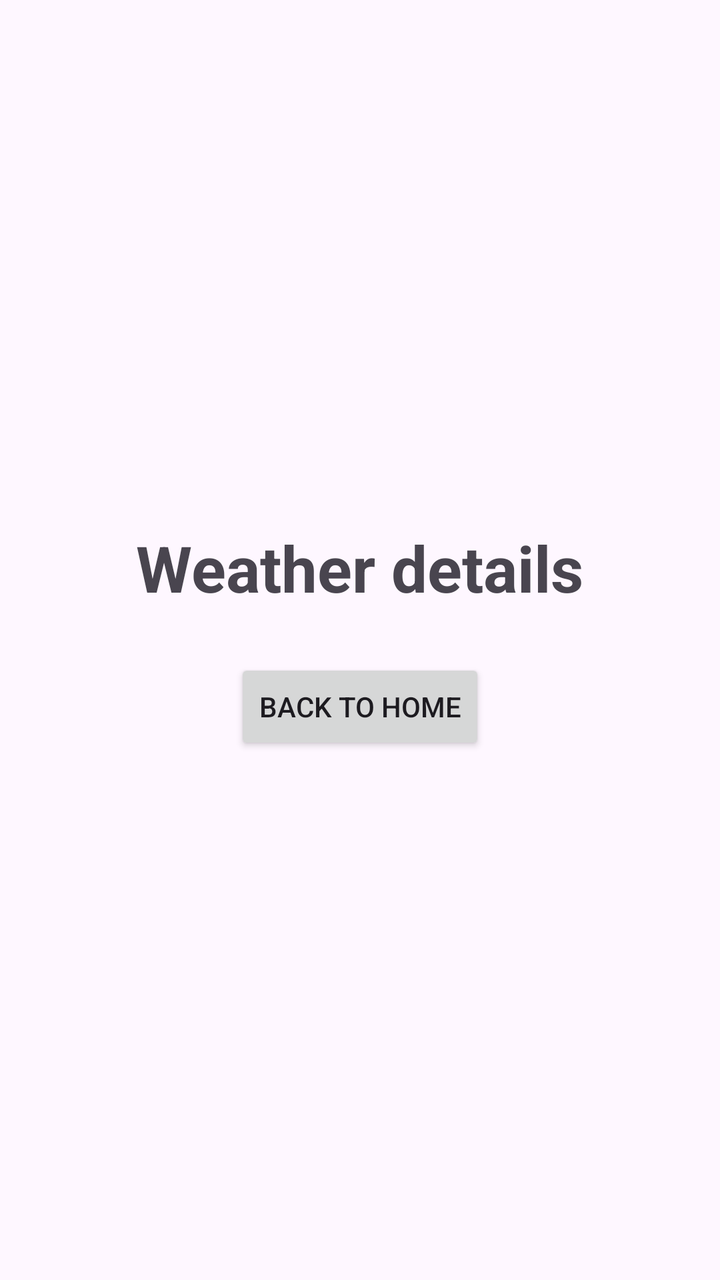
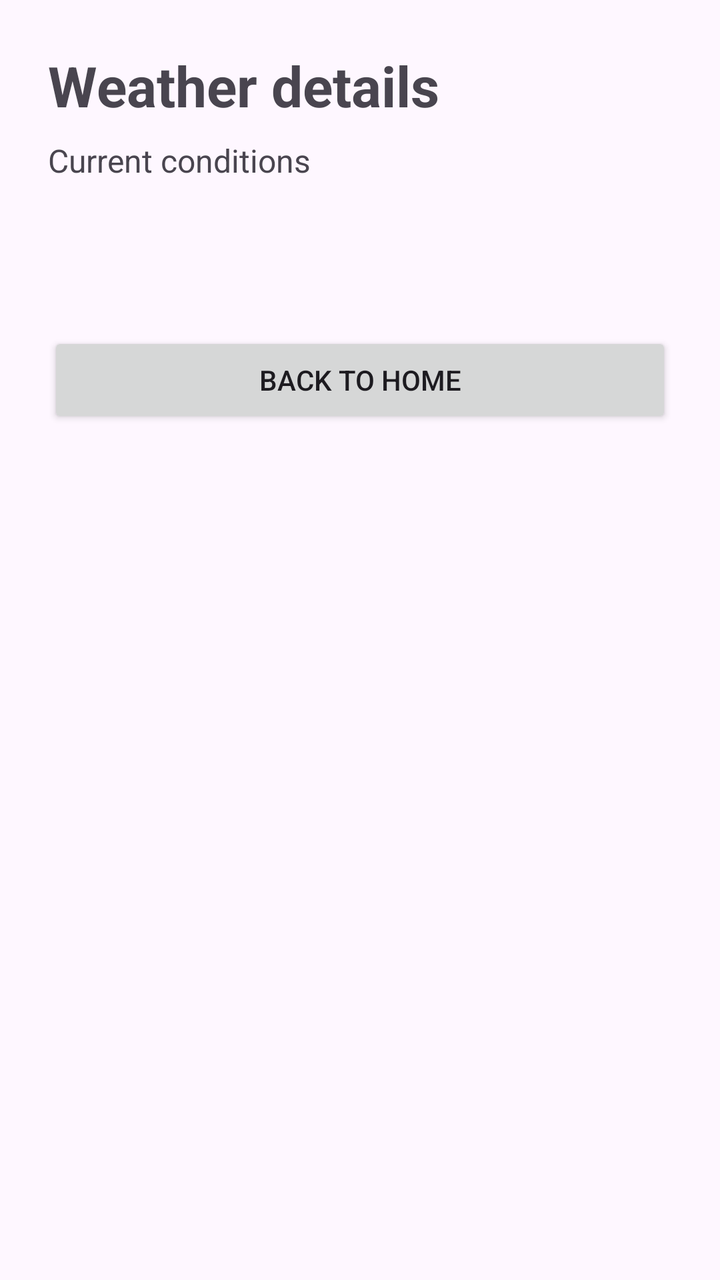

An Android layout rendered at two revisions. The XML below is the earlier revision; the diff shows what the commit changed to produce the second picture.
<!-- AndroidManifest.xml: application theme Theme.WeatherTrack -->
<!-- res/layout/fragment_details.xml -->
<?xml version="1.0" encoding="utf-8"?>
<LinearLayout xmlns:android="http://schemas.android.com/apk/res/android"
    android:layout_width="match_parent"
    android:layout_height="match_parent"
    android:orientation="vertical"
    android:gravity="center"
    android:padding="24dp">

    <TextView
        android:layout_width="wrap_content"
        android:layout_height="wrap_content"
        android:text="@string/details_title"
        android:textSize="32sp"
        android:textStyle="bold" />

    <Button
        android:id="@+id/buttonBackHome"
        android:layout_width="wrap_content"
        android:layout_height="wrap_content"
        android:layout_marginTop="24dp"
        android:text="@string/back_to_home" />

</LinearLayout>
<!-- resources referenced by this layout -->
<resources>
  <string name="back_to_home">Back to Home</string>
  <string name="details_title">Weather details</string>
  <style name="Theme.WeatherTrack" parent="Base.Theme.WeatherTrack" />
  <style name="Base.Theme.WeatherTrack" parent="Theme.Material3.DayNight.NoActionBar">
          
          
      </style>
</resources>

<!-- the commit's change to res/layout/fragment_details.xml (unified diff, before → after) -->
@@ -1,23 +1,43 @@
 <?xml version="1.0" encoding="utf-8"?>
-<LinearLayout xmlns:android="http://schemas.android.com/apk/res/android"
+<ScrollView xmlns:android="http://schemas.android.com/apk/res/android"
     android:layout_width="match_parent"
     android:layout_height="match_parent"
-    android:orientation="vertical"
-    android:gravity="center"
-    android:padding="24dp">
+    android:fillViewport="true">
 
-    <TextView
-        android:layout_width="wrap_content"
+    <LinearLayout
+        android:layout_width="match_parent"
         android:layout_height="wrap_content"
-        android:text="@string/details_title"
-        android:textSize="32sp"
-        android:textStyle="bold" />
+        android:orientation="vertical"
+        android:padding="24dp">
 
-    <Button
-        android:id="@+id/buttonBackHome"
-        android:layout_width="wrap_content"
-        android:layout_height="wrap_content"
-        android:layout_marginTop="24dp"
-        android:text="@string/back_to_home" />
+        <TextView
+            android:layout_width="match_parent"
+            android:layout_height="wrap_content"
+            android:text="@string/details_title"
+            android:textSize="28sp"
+            android:textStyle="bold" />
 
-</LinearLayout>
+        <TextView
+            android:layout_width="match_parent"
+            android:layout_height="wrap_content"
+            android:layout_marginTop="8dp"
+            android:text="@string/details_current"
+            android:textSize="16sp" />
+
+        <TextView
+            android:id="@+id/textWeatherDetails"
+            android:layout_width="match_parent"
+            android:layout_height="wrap_content"
+            android:layout_marginTop="24dp"
+            android:textSize="20sp"
+            android:lineSpacingExtra="6dp" />
+
+        <Button
+            android:id="@+id/buttonBackHome"
+            android:layout_width="match_parent"
+            android:layout_height="wrap_content"
+            android:layout_marginTop="24dp"
+            android:text="@string/back_to_home" />
+
+    </LinearLayout>
+</ScrollView>
<!-- resource entries referenced after the edit -->
@@ -1,6 +1,7 @@
 <!-- resources referenced by this layout -->
 <resources>
   <string name="back_to_home">Back to Home</string>
+  <string name="details_current">Current conditions</string>
   <string name="details_title">Weather details</string>
   <style name="Theme.WeatherTrack" parent="Base.Theme.WeatherTrack" />
   <style name="Base.Theme.WeatherTrack" parent="Theme.Material3.DayNight.NoActionBar">
